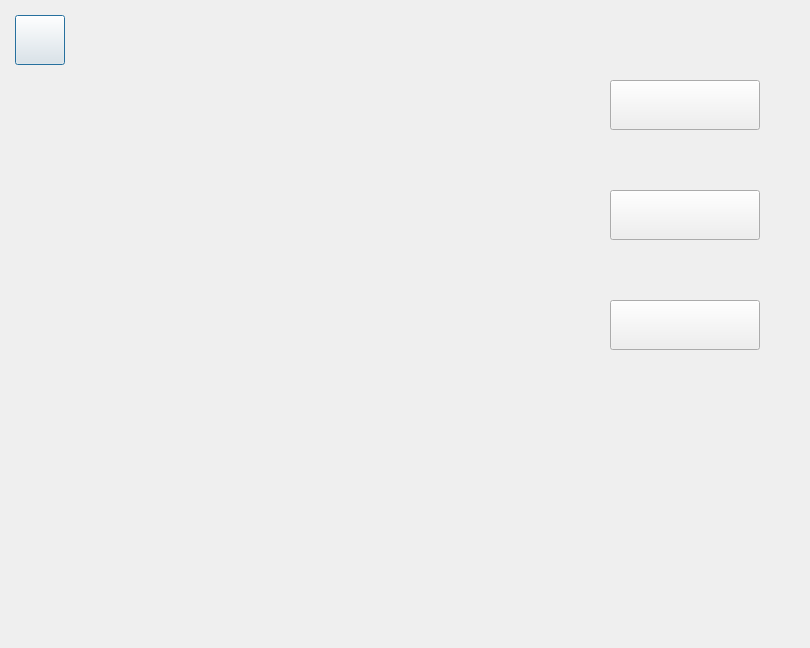
Old version of the form sheep_and_sheep/game.ui in the repository Phoenix-PKU/PracticeofProgramming.
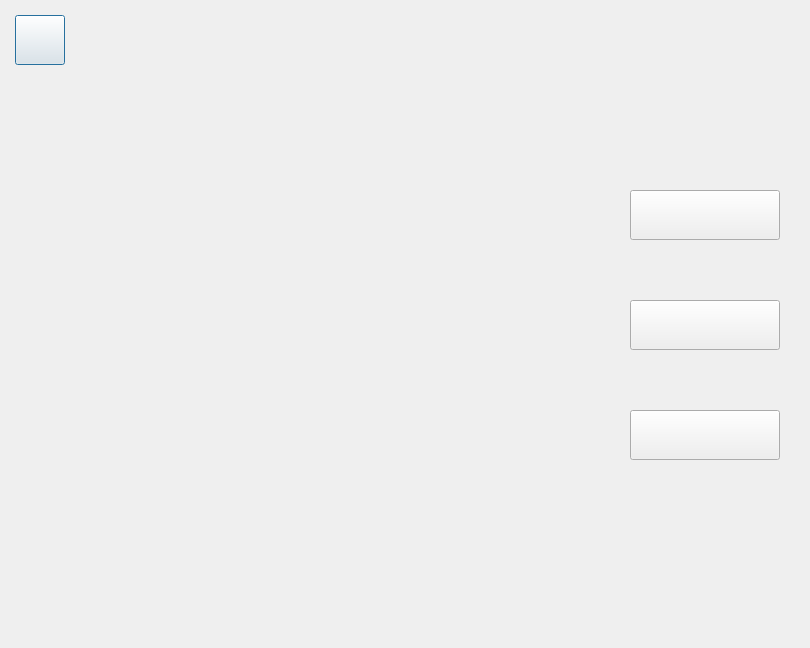
New version of the form. Icons and pictures are not drawn.

Diff of the .ui file:
```diff
--- a/sheep_and_sheep/game.ui
+++ b/sheep_and_sheep/game.ui
@@ -32,8 +32,8 @@
   <widget class="QPushButton" name="myshuffle">
    <property name="geometry">
     <rect>
-     <x>610</x>
-     <y>80</y>
+     <x>630</x>
+     <y>190</y>
      <width>150</width>
      <height>50</height>
     </rect>
@@ -48,8 +48,8 @@
   <widget class="QPushButton" name="retreat">
    <property name="geometry">
     <rect>
-     <x>610</x>
-     <y>190</y>
+     <x>630</x>
+     <y>300</y>
      <width>150</width>
      <height>50</height>
     </rect>
@@ -64,8 +64,8 @@
   <widget class="QPushButton" name="crash">
    <property name="geometry">
     <rect>
-     <x>610</x>
-     <y>300</y>
+     <x>630</x>
+     <y>410</y>
      <width>150</width>
      <height>50</height>
     </rect>
```
